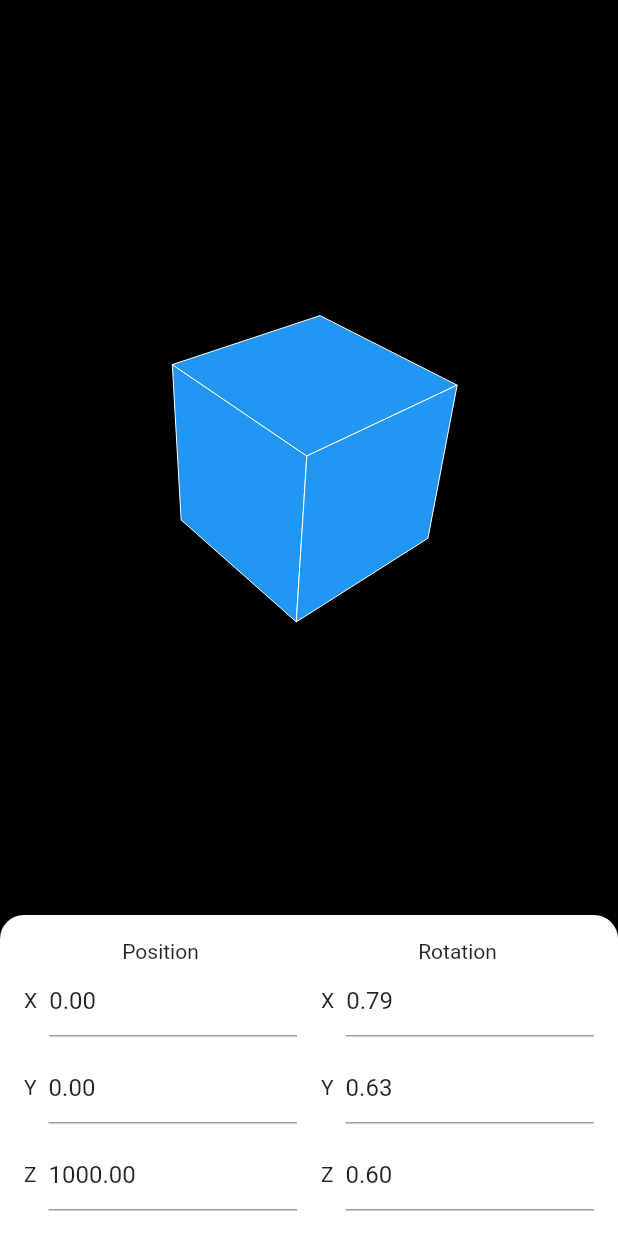
After one commit to gustavo-hillesheim/flutter_3d, a Flutter app: the screen it shows after launch, on a phone screen of 412 x 824 dp. The commit adds this screen. Run offline on Flutter 3.47's test engine with Material 2 defaults, Android fonts, the phone set to English and light mode, and no system bars.

Commit message:
Refactored code into different files

```diff
--- a/example/lib/main.dart
+++ b/example/lib/main.dart
@@ -27,7 +27,7 @@ class Flutter3dExample extends StatefulWidget {
 
 class _Flutter3dExampleState extends State<Flutter3dExample> {
   var cube = Cube(
-    position: const Point3d(0, 0, 1000),
+    position: const Point3D(0, 0, 1000),
     rotation: const Rotation(math.pi * 0.25, math.pi * 0.20, math.pi * 0.19),
     size: 250,
   );
@@ -36,9 +36,9 @@ class _Flutter3dExampleState extends State<Flutter3dExample> {
   Widget build(BuildContext context) {
     final cubeRenderer = Expanded(
       child: Center(
-        child: Renderer3d(
+        child: Object3DRenderer(
           focalLength: 500,
-          cube: cube,
+          object: cube,
         ),
       ),
     );
--- /dev/null
+++ b/lib/models/cube.dart
@@ -0,0 +1,51 @@
+import 'models.dart';
+
+class Cube extends Object3D<Cube> {
+  @override
+  final Point3D position;
+  @override
+  final Rotation rotation;
+  @override
+  final List<List<int>> faces;
+  final double size;
+  List<Point3D> _vertices = [];
+
+  @override
+  List<Point3D> get vertices => _vertices;
+
+  Cube({
+    required this.position,
+    required this.size,
+    this.rotation = const Rotation(0, 0, 0),
+  }) : faces = [
+          [0, 1, 2, 3],
+          [0, 4, 5, 1],
+          [1, 5, 6, 2],
+          [3, 2, 6, 7],
+          [0, 3, 7, 4],
+          [4, 7, 6, 5],
+        ] {
+    final x = position.x;
+    final y = position.y;
+    final z = position.z;
+    _vertices = [
+      Point3D(x - size * 0.5, y - size * 0.5, z - size * 0.5),
+      Point3D(x + size * 0.5, y - size * 0.5, z - size * 0.5),
+      Point3D(x + size * 0.5, y + size * 0.5, z - size * 0.5),
+      Point3D(x - size * 0.5, y + size * 0.5, z - size * 0.5),
+      Point3D(x - size * 0.5, y - size * 0.5, z + size * 0.5),
+      Point3D(x + size * 0.5, y - size * 0.5, z + size * 0.5),
+      Point3D(x + size * 0.5, y + size * 0.5, z + size * 0.5),
+      Point3D(x - size * 0.5, y + size * 0.5, z + size * 0.5),
+    ];
+  }
+
+  @override
+  Cube copyWith({Point3D? position, Rotation? rotation, double? size}) {
+    return Cube(
+      position: position ?? this.position,
+      rotation: rotation ?? this.rotation,
+      size: size ?? this.size,
+    );
+  }
+}
--- /dev/null
+++ b/lib/models/models.dart
@@ -0,0 +1,5 @@
+export 'cube.dart';
+export 'object_3d.dart';
+export 'point_2d.dart';
+export 'point_3d.dart';
+export 'rotation.dart';
--- /dev/null
+++ b/lib/models/object_3d.dart
@@ -0,0 +1,22 @@
+import 'models.dart';
+
+abstract class Object3D<R extends Object3D<dynamic>> {
+  Point3D get position;
+  Rotation get rotation;
+  List<List<int>> get faces;
+  List<Point3D> get vertices;
+
+  R copyWith({Point3D? position, Rotation? rotation});
+
+  R at({double? x, double? y, double? z}) {
+    return copyWith(
+      position: position.copyWith(x: x, y: y, z: z),
+    );
+  }
+
+  R rotated({double? x, double? y, double? z}) {
+    return copyWith(
+      rotation: rotation.copyWith(x: x, y: y, z: z),
+    );
+  }
+}
--- /dev/null
+++ b/lib/models/point_2d.dart
@@ -0,0 +1,6 @@
+class Point2D {
+  final double x;
+  final double y;
+
+  const Point2D(this.x, this.y);
+}
--- /dev/null
+++ b/lib/models/point_3d.dart
@@ -0,0 +1,11 @@
+class Point3D {
+  final double x;
+  final double y;
+  final double z;
+
+  const Point3D(this.x, this.y, this.z);
+
+  Point3D copyWith({double? x, double? y, double? z}) {
+    return Point3D(x ?? this.x, y ?? this.y, z ?? this.z);
+  }
+}
--- /dev/null
+++ b/lib/models/rotation.dart
@@ -0,0 +1,11 @@
+class Rotation {
+  final double x;
+  final double y;
+  final double z;
+
+  const Rotation(this.x, this.y, this.z);
+
+  Rotation copyWith({double? x, double? y, double? z}) {
+    return Rotation(x ?? this.x, y ?? this.y, z ?? this.z);
+  }
+}
--- /dev/null
+++ b/lib/widgets/object_3d_renderer.dart
@@ -0,0 +1,128 @@
+import 'dart:math';
+
+import 'package:flutter/material.dart';
+import 'package:flutter/widgets.dart';
+
+import '../models/models.dart';
+
+class Object3DRenderer extends StatelessWidget {
+  final double focalLength;
+  final double? width;
+  final double? height;
+  final Object3D object;
+
+  const Object3DRenderer({
+    Key? key,
+    required this.focalLength,
+    required this.object,
+    this.width,
+    this.height,
+  }) : super(key: key);
+
+  @override
+  Widget build(BuildContext context) {
+    return LayoutBuilder(builder: (_, constraints) {
+      return CustomPaint(
+        size: Size(
+          width ?? constraints.maxWidth,
+          height ?? constraints.maxHeight,
+        ),
+        painter: Object3DPainter(focalLength: focalLength, object: object),
+      );
+    });
+  }
+}
+
+class Object3DPainter extends CustomPainter {
+  final double focalLength;
+  final Object3D object;
+
+  Object3DPainter({
+    required this.focalLength,
+    required this.object,
+  });
+
+  @override
+  void paint(Canvas canvas, Size size) {
+    final strokePaint = Paint()
+      ..color = Colors.white
+      ..style = PaintingStyle.stroke;
+    final fillPaint = Paint()..color = Colors.blue;
+
+    final rotatedVertices = _rotate(object.vertices,
+        rotation: object.rotation, aroundPoint: object.position);
+    final vertices = rotatedVertices
+        .map((v) => project(v, focalLength, size.width, size.height))
+        .toList();
+    for (final face in object.faces) {
+      if (face.isEmpty) {
+        continue;
+      }
+      if (_isFrontFace(face, rotatedVertices)) {
+        final path = Path();
+        path.moveTo(vertices[face[0]].x, vertices[face[0]].y);
+        for (int i = 1; i < face.length; i++) {
+          path.lineTo(vertices[face[i]].x, vertices[face[i]].y);
+        }
+        path.lineTo(vertices[face[0]].x, vertices[face[0]].y);
+        canvas.drawPath(path, fillPaint);
+        canvas.drawPath(path, strokePaint);
+      }
+    }
+  }
+
+  bool _isFrontFace(List<int> face, List<Point3D> vertices) {
+    final p1 = vertices[face[0]];
+    final p2 = vertices[face[1]];
+    final p3 = vertices[face[2]];
+
+    final v1 = Point3D(p2.x - p1.x, p2.y - p1.y, p2.z - p1.z);
+    final v2 = Point3D(p3.x - p1.x, p3.y - p1.y, p3.z - p1.z);
+
+    final n = Point3D(v1.y * v2.z - v1.z * v2.y, v1.z * v2.x - v1.x * v2.z,
+        v1.x * v2.y - v1.y * v2.x);
+    return -p1.x * n.x + -p1.y * n.y + -p1.z * n.z < 0;
+  }
+
+  Point2D project(
+      Point3D point3d, double focalLength, double width, double height) {
+    final x = point3d.x * (focalLength / point3d.z) + width * 0.5;
+    final y = point3d.y * (focalLength / point3d.z) + height * 0.5;
+    return Point2D(x, y);
+  }
+
+  @override
+  bool shouldRepaint(covariant CustomPainter oldDelegate) {
+    return true;
+  }
+
+  List<Point3D> _rotate(
+    List<Point3D> points, {
+    required Rotation rotation,
+    required Point3D aroundPoint,
+  }) {
+    final xCos = cos(rotation.x);
+    final xSin = sin(rotation.x);
+    final yCos = cos(rotation.y);
+    final ySin = sin(rotation.y);
+    final zCos = cos(rotation.z);
+    final zSin = sin(rotation.z);
+
+    return points.map((point) {
+      final px = point.x - aroundPoint.x;
+      final py = point.y - aroundPoint.y;
+      final pz = point.z - aroundPoint.z;
+
+      final nx = zCos * yCos * px +
+          (zCos * ySin * xSin * py - zSin * xCos * py) +
+          (zCos * ySin * xCos * pz + zSin * xSin * pz);
+      final ny = zSin * yCos * px +
+          (zSin * ySin * xSin * py + zCos * xCos * py) +
+          (zSin * ySin * xCos * pz - zCos * xSin * pz);
+      final nz = -ySin * px + yCos * xSin * py + yCos * xCos * pz;
+
+      return Point3D(
+          nx + aroundPoint.x, ny + aroundPoint.y, nz + aroundPoint.z);
+    }).toList(growable: false);
+  }
+}
--- /dev/null
+++ b/lib/widgets/widgets.dart
@@ -0,0 +1 @@
+export 'object_3d_renderer.dart';
```
Also changed, not shown: lib/flutter_3d.dart (+2 -212 lines).
